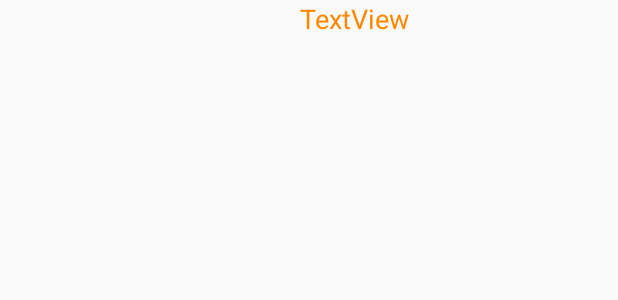
After one commit to jinfeek/MyStudy1, an Android app: the layout my_listview.xml on its own in the app's theme, with its tools: preview values and no code run, on a phone screen of 412 x 824 dp. The commit adds this screen. Shown: the top 300 px of the screen. Run offline under Robolectric (Android 15) with nearby library versions, the phone set to English and light mode, and no system bars.

Commit message:
Finish 15jan2017

```diff
--- a/app/build.gradle
+++ b/app/build.gradle
@@ -28,4 +28,5 @@ dependencies {
     testCompile 'junit:junit:4.12'
     compile files('libs/simpleftp.jar')
     compile 'com.squareup.okhttp:okhttp:2.0.0'
+    compile files('libs/picasso-2.5.2.jar')
 }
--- a/app/src/main/java/com/aungrattanakorn/tanakorn/mystudy1/MainActivity.java
+++ b/app/src/main/java/com/aungrattanakorn/tanakorn/mystudy1/MainActivity.java
@@ -76,6 +76,8 @@ public class MainActivity extends AppCompatActivity implements View.OnClickListe
 
         } else {
             //Password True
+            startActivity(new Intent(MainActivity.this, ServiceActivity.class));
+            finish();
 
 
         }
--- /dev/null
+++ b/app/src/main/res/layout/my_listview.xml
@@ -0,0 +1,20 @@
+<?xml version="1.0" encoding="utf-8"?>
+<LinearLayout xmlns:android="http://schemas.android.com/apk/res/android"
+    xmlns:app="http://schemas.android.com/apk/res-auto"
+    android:orientation="horizontal" android:layout_width="match_parent"
+    android:layout_height="wrap_content">
+
+    <ImageView
+        android:layout_width="180dp"
+        android:layout_height="150dp"
+        android:id="@+id/imageView3"
+        android:layout_margin="10dp" />
+
+    <TextView
+        android:text="TextView"
+        android:layout_width="wrap_content"
+        android:layout_height="wrap_content"
+        android:id="@+id/textView2"
+        android:textSize="18sp"
+        android:textColor="@android:color/holo_orange_dark" />
+</LinearLayout>
```
Also changed, not shown: app/src/main/AndroidManifest.xml (+4 -5 lines), app/src/main/java/com/aungrattanakorn/tanakorn/mystudy1/MyAdapter.java (added, +60 -0 lines), app/src/main/java/com/aungrattanakorn/tanakorn/mystudy1/ServiceActivity.java (added, +67 -0 lines), app/src/main/res/layout/activity_service.xml (added, +17 -0 lines), app/libs/picasso-2.5.2.jar (added).
